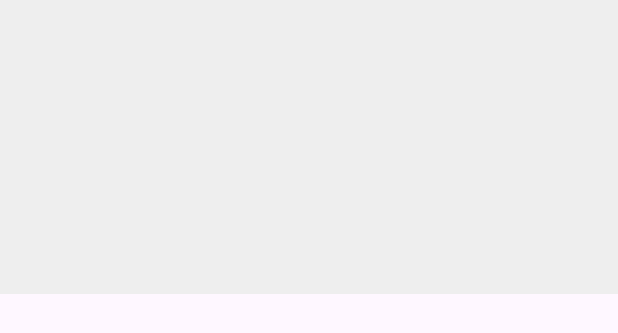
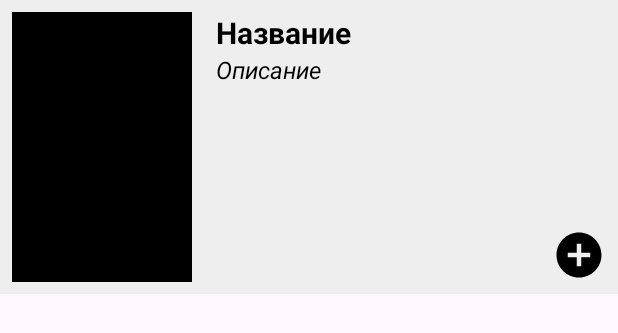
Before and after one commit to Kekuz/MovieSearcher, an Android app: the layout list_item_movie.xml on its own in the app's theme, with its tools: preview values and no code run, on a phone screen of 412 x 824 dp. Shown: the top 333 px of the screen. Run offline under Robolectric (Android 15) with nearby library versions, the phone set to English and light mode, and no system bars.

Commit message:
Architecture MVVM added favorite feature

```diff
--- a/app/src/main/java/com/example/moviesearcher/data/dto/MovieDto.kt
+++ b/app/src/main/java/com/example/moviesearcher/data/dto/MovieDto.kt
@@ -2,6 +2,7 @@ package com.example.moviesearcher.data.dto
 
 
 data class MovieDto(
+    val id: String,
     val name: String?,
     val poster: PosterDto?,
     val description: String?,
--- a/app/src/main/java/com/example/moviesearcher/domain/api/MoviesInteractor.kt
+++ b/app/src/main/java/com/example/moviesearcher/domain/api/MoviesInteractor.kt
@@ -8,4 +8,7 @@ interface MoviesInteractor {
     interface MoviesConsumer {
         fun consume(foundMovies: List<Movie>?, errorMessage: String?)
     }
+
+    fun addMovieToFavorites(movie: Movie)
+    fun removeMovieFromFavorites(movie: Movie)
 }
--- a/app/src/main/java/com/example/moviesearcher/domain/api/MoviesRepository.kt
+++ b/app/src/main/java/com/example/moviesearcher/domain/api/MoviesRepository.kt
@@ -5,4 +5,6 @@ import com.example.moviesearcher.util.Resource
 
 interface MoviesRepository {
     fun searchMovies(expression: String): Resource<List<Movie>>
+    fun addMovieToFavorites(movie: Movie)
+    fun removeMovieFromFavorites(movie: Movie)
 }
--- a/app/src/main/java/com/example/moviesearcher/domain/models/Movie.kt
+++ b/app/src/main/java/com/example/moviesearcher/domain/models/Movie.kt
@@ -1,7 +1,11 @@
 package com.example.moviesearcher.domain.models
 
+import java.net.IDN
+
 data class Movie(
+    val id: String,
     val name: String,
     val poster: Poster,
     val description: String,
+    val inFavorite: Boolean,
 )
--- a/app/src/main/java/com/example/moviesearcher/util/Creator.kt
+++ b/app/src/main/java/com/example/moviesearcher/util/Creator.kt
@@ -1,6 +1,7 @@
 package com.example.moviesearcher.util
 
 import android.content.Context
+import com.example.moviesearcher.data.LocalStorage
 import com.example.moviesearcher.data.MoviesRepositoryImpl
 import com.example.moviesearcher.data.network.RetrofitNetworkClient
 import com.example.moviesearcher.domain.api.MoviesInteractor
@@ -9,7 +10,10 @@ import com.example.moviesearcher.domain.impl.MoviesInteractorImpl
 
 object Creator {
     private fun getMoviesRepository(context: Context): MoviesRepository {
-        return MoviesRepositoryImpl(RetrofitNetworkClient(context))
+        return MoviesRepositoryImpl(
+            RetrofitNetworkClient(context),
+            LocalStorage(context.getSharedPreferences("local_storage", Context.MODE_PRIVATE)),
+        )
     }
 
     fun provideMoviesInteractor(context: Context): MoviesInteractor {
--- /dev/null
+++ b/app/src/main/res/drawable/add_circle.xml
@@ -0,0 +1,5 @@
+<vector android:height="24dp" android:tint="#000000"
+    android:viewportHeight="24" android:viewportWidth="24"
+    android:width="24dp" xmlns:android="http://schemas.android.com/apk/res/android">
+    <path android:fillColor="@android:color/white" android:pathData="M12,2C6.48,2 2,6.48 2,12s4.48,10 10,10 10,-4.48 10,-10S17.52,2 12,2zM17,13h-4v4h-2v-4L7,13v-2h4L11,7h2v4h4v2z"/>
+</vector>
--- /dev/null
+++ b/app/src/main/res/drawable/remove_circle.xml
@@ -0,0 +1,5 @@
+<vector android:height="24dp" android:tint="#000000"
+    android:viewportHeight="24" android:viewportWidth="24"
+    android:width="24dp" xmlns:android="http://schemas.android.com/apk/res/android">
+    <path android:fillColor="@android:color/white" android:pathData="M12,2C6.48,2 2,6.48 2,12s4.48,10 10,10 10,-4.48 10,-10S17.52,2 12,2zM17,13L7,13v-2h10v2z"/>
+</vector>
--- a/app/src/main/res/layout/list_item_movie.xml
+++ b/app/src/main/res/layout/list_item_movie.xml
@@ -1,5 +1,7 @@
 <?xml version="1.0" encoding="utf-8"?>
-<LinearLayout xmlns:android="http://schemas.android.com/apk/res/android"
+<androidx.constraintlayout.widget.ConstraintLayout xmlns:android="http://schemas.android.com/apk/res/android"
+    xmlns:app="http://schemas.android.com/apk/res-auto"
+    xmlns:tools="http://schemas.android.com/tools"
     android:layout_width="match_parent"
     android:layout_height="wrap_content"
     android:layout_marginBottom="8dp"
@@ -11,32 +13,51 @@
         android:id="@+id/cover"
         android:layout_width="120dp"
         android:layout_height="180dp"
-        android:scaleType="centerCrop" />
+        android:scaleType="centerCrop"
+        app:layout_constraintBottom_toBottomOf="parent"
+        app:layout_constraintStart_toStartOf="parent"
+        app:layout_constraintTop_toTopOf="parent"
+        tools:background="@color/black" />
 
-    <LinearLayout
-        android:layout_width="wrap_content"
-        android:layout_height="wrap_content"
-        android:orientation="vertical">
 
     <TextView
+        android:ellipsize="end"
+        android:maxLines="1"
         android:id="@+id/title"
-            android:layout_width="wrap_content"
+        android:layout_width="0dp"
         android:layout_height="wrap_content"
-            android:layout_marginLeft="8dp"
+        android:layout_marginStart="16dp"
         android:textColor="@color/black"
         android:textSize="20sp"
-            android:textStyle="bold" />
+        android:textStyle="bold"
+        app:layout_constraintEnd_toEndOf="parent"
+        app:layout_constraintStart_toEndOf="@+id/cover"
+        app:layout_constraintTop_toTopOf="@+id/cover"
+        tools:text="Название" />
 
     <TextView
+        android:layout_marginEnd="8dp"
         android:id="@+id/description"
-            android:layout_width="wrap_content"
-            android:layout_height="wrap_content"
-            android:layout_marginLeft="8dp"
-            android:layout_marginTop="8dp"
+        android:layout_width="0dp"
+        android:layout_height="0dp"
         android:ellipsize="end"
         android:maxLines="7"
         android:textColor="@color/black"
         android:textSize="16sp"
-            android:textStyle="italic" />
-    </LinearLayout>
-</LinearLayout>
+        android:textStyle="italic"
+        app:layout_constraintBottom_toBottomOf="@+id/cover"
+        app:layout_constraintEnd_toStartOf="@+id/favorite"
+        app:layout_constraintStart_toStartOf="@+id/title"
+        app:layout_constraintTop_toBottomOf="@+id/title"
+        tools:text="Описание" />
+
+
+    <ImageView
+        android:id="@+id/favorite"
+        android:layout_width="36dp"
+        android:layout_height="36dp"
+        android:layout_gravity="end"
+        android:src="@drawable/add_circle"
+        app:layout_constraintBottom_toBottomOf="parent"
+        app:layout_constraintEnd_toEndOf="parent" />
+</androidx.constraintlayout.widget.ConstraintLayout>
```
Also changed, not shown: app/src/main/java/com/example/moviesearcher/data/LocalStorage.kt (added, +27 -0 lines), app/src/main/java/com/example/moviesearcher/data/MoviesRepositoryImpl.kt (+16 -2 lines), app/src/main/java/com/example/moviesearcher/domain/impl/MoviesInteractorImpl.kt (+9 -0 lines), app/src/main/java/com/example/moviesearcher/presentation/movies/MoviesSearchViewModel.kt (+38 -1 lines), app/src/main/java/com/example/moviesearcher/ui/movies/MovieViewHolder.kt (+22 -5 lines), app/src/main/java/com/example/moviesearcher/ui/movies/MoviesActivity.kt (+15 -8 lines), app/src/main/java/com/example/moviesearcher/ui/movies/MoviesAdapter.kt (+4 -4 lines). Lines whose indentation alone changed are shown as unchanged.
